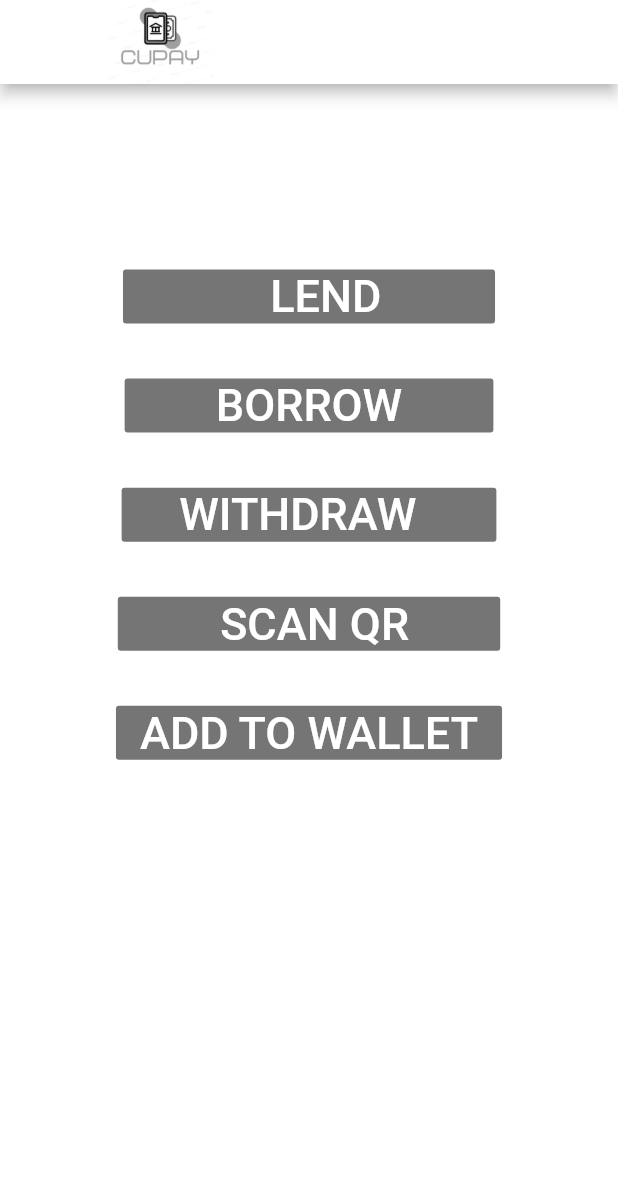
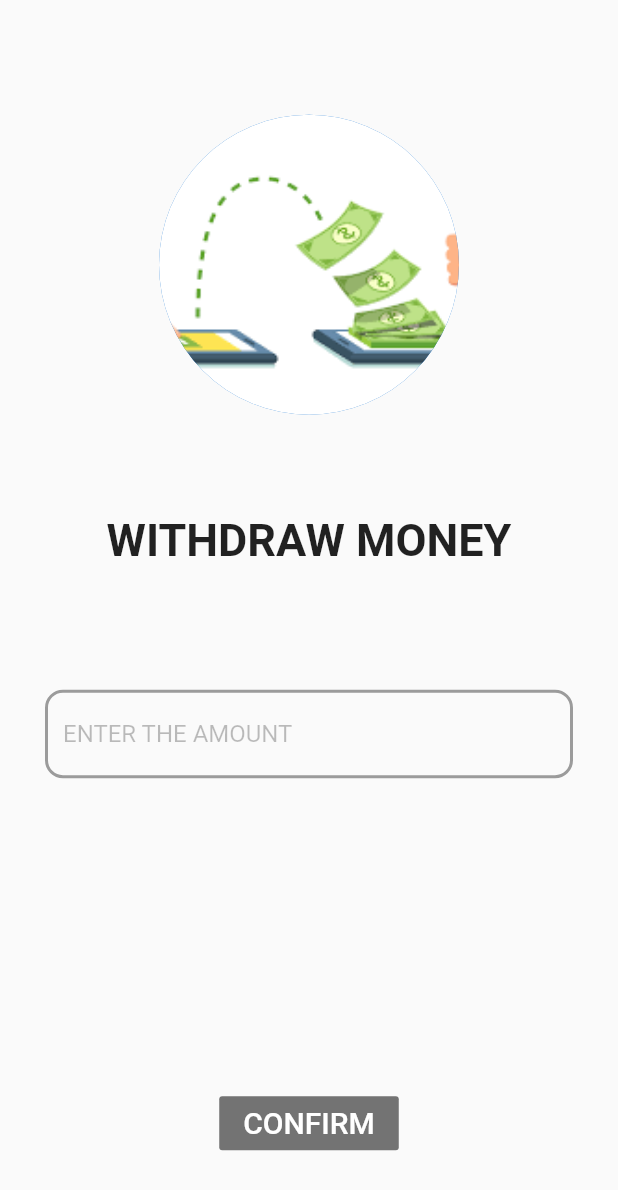
Before and after one commit to Gautham-Krish/cupay-makeaton-4, a Flutter app: the home screen opened directly, after a tap on "WITHDRAW", on a phone screen of 412 x 824 dp. Shown: the top 1190 px of the screen. Run offline on Flutter 3.47's test engine with Material 2 defaults, Android fonts, the phone set to English and light mode, and no system bars; our stand-ins replace flutter_signin_button, hexcolor, smooth_page_indicator; Roboto replaces fonts that are missing (Poppins).

Commit message:
withdraw

```diff
--- a/lib/home.dart
+++ b/lib/home.dart
@@ -1,3 +1,5 @@
+import 'package:cupay/addToWallet.dart';
+import 'package:cupay/withdraw.dart';
 import 'package:flutter/material.dart';
 
 class home extends StatefulWidget {
@@ -85,7 +87,7 @@ class _homeState extends State<home> {
         onPressed: () {
           Navigator.push(
             context,
-            MaterialPageRoute(builder: (context) => home()),
+            MaterialPageRoute(builder: (context) => withdraw()),
           );
         },
       ),
@@ -123,7 +125,7 @@ class _homeState extends State<home> {
           onPressed: () {
             Navigator.push(
               context,
-              MaterialPageRoute(builder: (context) => home()),
+              MaterialPageRoute(builder: (context) => addwallet()),
             );
           },
         ),
--- a/lib/withdraw.dart
+++ b/lib/withdraw.dart
@@ -0,0 +1,97 @@
+import 'package:flutter/material.dart';
+class withdraw extends StatefulWidget {
+  const withdraw({Key? key}) : super(key: key);
+
+  @override
+  _withdrawState createState() => _withdrawState();
+}
+
+class _withdrawState extends State<withdraw> {
+  @override
+  Widget build(BuildContext context) {
+    double width = MediaQuery.of(context).size.width;
+    double height = MediaQuery.of(context).size.height;
+    return Scaffold(
+        body: Padding(
+        padding: EdgeInsets.fromLTRB(30.0, 60.0, 30.0, 40.0),
+    child: Form(
+    child: SingleChildScrollView(
+    child: Column(
+    crossAxisAlignment: CrossAxisAlignment.start,
+    children: <Widget>[
+      SizedBox(
+        height: height * 0.02,
+      ),
+    Center(
+    child: CircleAvatar(
+    backgroundImage: AssetImage('assets/images/3.png'),
+    radius: 100.0,
+    ),
+    ),
+    SizedBox(
+    height: height * 0.08,
+    ),
+      Center(
+        child: Text(
+          'WITHDRAW MONEY',
+          style: TextStyle(
+              fontFamily: 'Poppins',
+              fontWeight: FontWeight.bold,
+              fontSize: 30.0),
+        ),
+      ),
+      SizedBox(
+        height: height * 0.05,
+      ),
+      SizedBox(
+        height: height * 0.05,
+      ),
+      Center(
+        child: TextField(
+          obscureText: false,
+          decoration: InputDecoration(
+            hintText: 'ENTER THE AMOUNT',
+
+            hintStyle: TextStyle(
+              color: Colors.black26,
+            ),
+            // filled: true,
+            // fillColor:
+            enabledBorder: OutlineInputBorder(
+              borderRadius: BorderRadius.all(Radius.circular(12.0)),
+              borderSide: BorderSide(color: Colors.black38, width: 2),
+            ),
+            focusedBorder: OutlineInputBorder(
+              borderRadius: BorderRadius.all(Radius.circular(10.0)),
+              borderSide: BorderSide(color: Colors.black12),
+            ),
+          ),
+        ),
+      ),
+      SizedBox(
+        height: height * 0.25,
+      ),
+      Center(
+        child: FlatButton(
+          child: Text(
+            'CONFIRM',
+            style: TextStyle(fontSize: 20.0, fontFamily: 'Poppins'),
+          ),
+          color: Colors.black54,
+          textColor: Colors.white,
+          onPressed: () {
+            Navigator.push(
+              context,
+              MaterialPageRoute(builder: (context) => withdraw()),
+            );
+          },
+        ),
+      ),
+    ],
+    ),
+    ),
+    ),
+    ),
+    );
+  }
+}
```
Also changed, not shown: lib/addToWallet.dart (added, +98 -0 lines), assets/images/3.png (added), assets/images/4.jpg (added).
